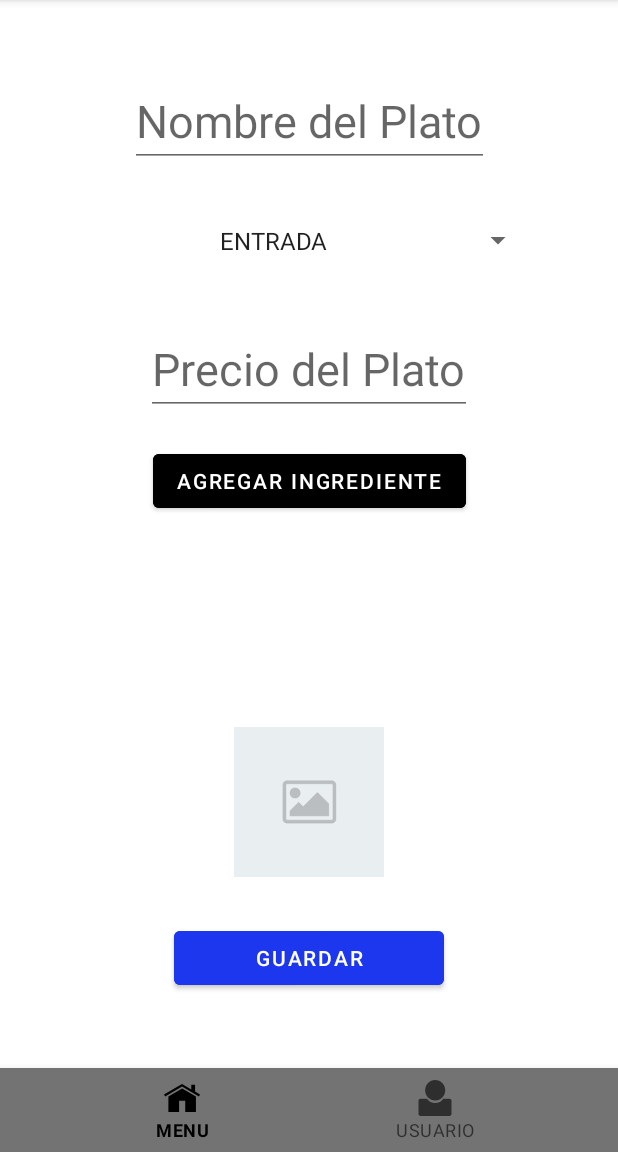
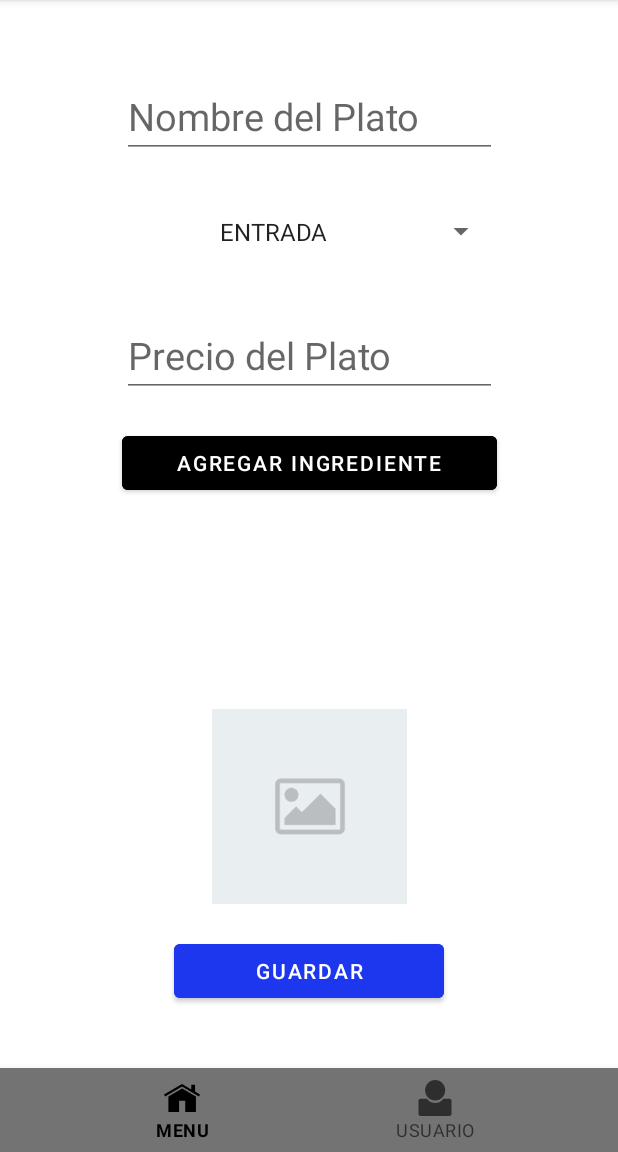
Before and after one commit to GastonCebreiro/PrimerParcial, an Android app: the MainActivity screen opened directly, with no data from a screen before it, after a tap on an icon or button, on a phone screen of 412 x 824 dp, the part 84-1236 px from its top. Run offline under Robolectric (Android 15) with nearby library versions, the phone set to English and light mode, and no system bars; our stand-ins replace Room's generated code, navigation-ui; libraries missing offline, so code that uses them is left out: androidx.room.util; pictures from the network do not load.

Commit message:
Fix on Recycler and View Details

```diff
--- a/app/src/main/java/com/example/primerparcial/database/DishDao.kt
+++ b/app/src/main/java/com/example/primerparcial/database/DishDao.kt
@@ -11,6 +11,8 @@ interface DishDao {
 
     @Query("SELECT * FROM dishes WHERE userId = :userId")
     fun fetchDishesByUserId(userId: Int): MutableList<Dish?>?
+    @Query("DELETE FROM dishes WHERE userId = :userId")
+    fun deleteDishesByUserId(userId: Int)
 
     @Insert(onConflict = OnConflictStrategy.REPLACE)
     fun insertDish(dish: Dish)
--- a/app/src/main/java/com/example/primerparcial/entities/DishRepository.kt
+++ b/app/src/main/java/com/example/primerparcial/entities/DishRepository.kt
@@ -14,6 +14,10 @@ class DishRepository(dishDao: DishDao?) {
 
     fun deleteDish(dish: Dish) {
         dishDao?.delete(dish)
+    }
+
+    fun deleteDishByUserId(userId: Int) {
+        dishDao?.deleteDishesByUserId(userId)
     }
 
     fun updateDish(dish: Dish){
--- a/app/src/main/java/com/example/primerparcial/fragments/DetailFragment.kt
+++ b/app/src/main/java/com/example/primerparcial/fragments/DetailFragment.kt
@@ -58,9 +58,6 @@ class DetailFragment : Fragment() {
     private var newImageURL: String = ""
     private var newCategory: String = ""
 
-    private var db: AppDatabase? = null
-    private var dishDao: DishDao? = null
-
     private var dishRepository: DishRepository? = null
 
     override fun onCreateView(
@@ -85,8 +82,8 @@ class DetailFragment : Fragment() {
         rvNewIngredients = v.findViewById(R.id.rvNewIngredients)
         btnDeleteDish = v.findViewById(R.id.btnDeleteDish)
 
-        db = AppDatabase.getInstance(requireContext())
-        dishDao = db?.dishDao()
+        val db = AppDatabase.getInstance(requireContext())
+        val dishDao = db?.dishDao()
         dishRepository = DishRepository(dishDao)
 
         return v
@@ -185,8 +182,8 @@ class DetailFragment : Fragment() {
 
     private fun setAdapterIngredients() {
         adapterIngredients = IngredientsAdapter(newIngredients)
-        rvDetailIngredients.layoutManager = LinearLayoutManager(context)
-        rvDetailIngredients.adapter = adapterIngredients
+        rvNewIngredients.layoutManager = LinearLayoutManager(context)
+        rvNewIngredients.adapter = adapterIngredients
     }
 
     private fun deleteDishButtonAction() {
@@ -203,8 +200,12 @@ class DetailFragment : Fragment() {
 
         builder.setPositiveButton("Guardar") { _, _ ->
             val newImageText = etImageURL.text.toString()
-            if (newImageText.isNotBlank())
+            if (newImageText.isNotBlank()) {
                 newImageURL = newImageText
+                Glide.with(ivDishNewPhoto)
+                    .load(newImageURL)
+                    .into(ivDishNewPhoto)
+            }
         }
         builder.setNegativeButton("Cancelar") { _, _ -> }
 
@@ -220,8 +221,10 @@ class DetailFragment : Fragment() {
 
         builder.setPositiveButton("Guardar") { _, _ ->
             val newIngredient = etIngredient.text.toString()
-            if (newIngredient.isNotBlank())
+            if (newIngredient.isNotBlank()) {
                 newIngredients.add(newIngredient)
+                adapterIngredients.notifyDataSetChanged()
+            }
         }
         builder.setNegativeButton("Cancelar") { _, _ -> }
 
--- a/app/src/main/res/layout/fragment_detail.xml
+++ b/app/src/main/res/layout/fragment_detail.xml
@@ -57,6 +57,7 @@
             android:layout_width="wrap_content"
             android:layout_height="200dp"
             android:layout_marginTop="30dp"
+            android:scrollbars="vertical"
             app:layout_constraintEnd_toEndOf="parent"
             app:layout_constraintStart_toStartOf="parent"
             app:layout_constraintTop_toBottomOf="@+id/tvDetailPrice" />
@@ -85,11 +86,11 @@
 
         <EditText
             android:id="@+id/etDishNewName"
-            android:layout_width="wrap_content"
+            android:layout_width="250dp"
             android:layout_height="wrap_content"
             android:layout_marginTop="50dp"
             android:hint="Nombre del Plato"
-            android:textSize="30dp"
+            android:textSize="25dp"
             app:layout_constraintEnd_toEndOf="parent"
             app:layout_constraintStart_toStartOf="parent"
             app:layout_constraintTop_toTopOf="parent" />
@@ -97,7 +98,7 @@
 
         <Spinner
             android:id="@+id/spinnerCategory"
-            android:layout_width="300dp"
+            android:layout_width="250dp"
             android:layout_height="50dp"
             android:layout_marginTop="24dp"
             android:textAlignment="center"
@@ -109,19 +110,19 @@
 
         <EditText
             android:id="@+id/etDishNewPrice"
-            android:layout_width="wrap_content"
+            android:layout_width="250dp"
             android:layout_height="wrap_content"
             android:layout_marginTop="30dp"
             android:inputType="number"
             android:hint="Precio del Plato"
-            android:textSize="30dp"
+            android:textSize="25dp"
             app:layout_constraintEnd_toEndOf="parent"
             app:layout_constraintStart_toStartOf="parent"
             app:layout_constraintTop_toBottomOf="@+id/spinnerCategory" />
 
         <Button
             android:id="@+id/btnAddIngredient"
-            android:layout_width="wrap_content"
+            android:layout_width="250dp"
             android:layout_height="wrap_content"
             android:backgroundTint="@color/black"
             android:layout_marginTop="20dp"
@@ -132,17 +133,18 @@
 
         <androidx.recyclerview.widget.RecyclerView
             android:id="@+id/rvNewIngredients"
-            android:layout_width="200dp"
+            android:layout_width="wrap_content"
             android:layout_height="100dp"
             android:layout_marginTop="10dp"
+            android:scrollbars="vertical"
             app:layout_constraintEnd_toEndOf="parent"
             app:layout_constraintStart_toStartOf="parent"
             app:layout_constraintTop_toBottomOf="@+id/btnAddIngredient" />
 
         <ImageView
             android:id="@+id/ivDishNewPhoto"
-            android:layout_width="100dp"
-            android:layout_height="100dp"
+            android:layout_width="130dp"
+            android:layout_height="130dp"
             android:layout_marginTop="30dp"
             android:contentDescription="fotito"
             android:src="@drawable/imagedefault"
```
Also changed, not shown: app/src/main/java/com/example/primerparcial/activities/LoginActivity.kt (+15 -0 lines), app/src/main/java/com/example/primerparcial/activities/MainActivity.kt (+1 -12 lines), app/src/main/java/com/example/primerparcial/fragments/UserFragment.kt (+11 -0 lines), app/src/main/res/layout/fragment_user.xml (+15 -15 lines).
